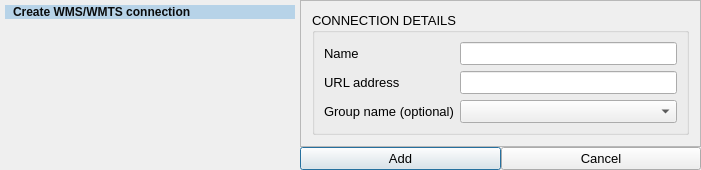
This is Wms_wmts/DODAJ_WMS_WMTS.ui in GIAPspzoo/GIAP_PolaMap_lite as Qt 5 draws it before an edit. The edited form follows.
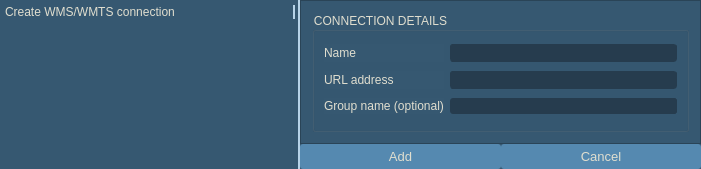
This is the edited form. Icons and pictures are not drawn.

Diff of the .ui file:
```diff
--- a/Wms_wmts/DODAJ_WMS_WMTS.ui
+++ b/Wms_wmts/DODAJ_WMS_WMTS.ui
@@ -36,7 +36,421 @@
     <normaloff>:/plugins/GIAP-PolaMap/icons/giap_logo.png</normaloff>:/plugins/GIAP-PolaMap/icons/giap_logo.png</iconset>
   </property>
   <property name="styleSheet">
-   <string notr="true"/>
+   <string notr="true">* {
+background-color: #365871;
+color:#E0DECF;
+font: 10pt &quot;Segoe UI&quot;;
+}
+QLabel{
+font: 10pt &quot;Segoe UI&quot;;
+color:#E0DECF;
+height: 35px;
+}
+QCheckBox::indicator {
+  width: 13px;
+    height: 13px;
+border: 0px solid #E0DECF;
+}
+QCheckBox::indicator:checked {
+ image: url(:/plugins/GIAP-PolaMap/icons/checked.png);
+  width: 13px;
+    height: 13px;
+}
+QCheckBox::indicator:unchecked {
+ image: url(:/plugins/GIAP-PolaMap/icons/unchecked.png);
+  width: 13px;
+    height: 13px;
+}
+
+QScrollBar:horizontal {
+    height: 15px;
+}
+QScrollBar::handle:horizontal {
+    background: #5589B0;
+    border-radius: 5px;
+    width: 10px;
+    margin: 2px 0 2px 0;
+}
+QScrollBar::add-line:horizontal, QScrollBar::sub-line:horizontal  {
+    border: 1px solid transparent;
+    background: transparent;
+    width: 12px;
+}
+ QScrollBar:vertical {
+     width: 15px;
+ }
+ QScrollBar::handle:vertical {
+     background: #5589B0;
+     height: 10px;
+     border-radius: 5px;
+         margin: 0px 2px 0px 2px;
+ }
+ QScrollBar::add-line:vertical{
+    border: 1px solid transparent;
+     background: transparent;
+     height: 12px;
+ }
+
+ QScrollBar::sub-line:vertical {
+      border: 1px solid transparent;
+     background: transparent;
+     height: 12px;
+ }
+
+QAbstractScrollArea::corner {
+ border: 1px solid transparent;
+width: 0px; 
+height: 0px;
+}
+
+QPushButton {
+padding: 5px;
+}
+
+QLineEdit, QTextEdit{
+border: 1px solid;
+border-radius:3px;
+border-color: #263c4e;
+background-color: #263c4e;
+}
+
+QLineEdit:focus{
+border: solid;
+border-style: solid;
+border-width: 1px;
+border-color: #E0DECF;
+}
+
+QPushButton {
+border: none;
+border-width: 1px;
+border-radius:3px;
+background-color: #5589B0;
+}
+QPushButton:checked {
+background-color: #5589B0;
+border: solid;
+border-width: 1px;
+border-color: #5589B0;
+}
+
+QPushButton:pressed {
+background-color: #5589B0;
+border: solid;
+border-width: 1px;
+border-color:#5589B0;
+}
+QPushButton:hover {
+background-color: #5589B0;
+border-radius: 3px;
+border: solid;
+border-style: solid;
+border-width: 1px;
+border-color: #E0DECF;
+}
+
+QToolButton {
+border: none;
+border-width: 1px;
+border-radius:3px;
+background-color: #5589B0;
+}
+
+QToolButton:checked {
+background-color: #5589B0;
+border: solid;
+border-width: 1px;
+border-color: #5589B0;
+}
+QToolButton:hover {
+background-color: #5589B0;
+border-radius: 3px;
+border: solid;
+border-style: solid;
+border-width: 1px;
+border-color: #E0DECF;
+}
+
+
+QToolButton:pressed {
+background-color: #5589B0;
+border: solid;
+border-width: 1px;
+border-color:#5589B0;
+}
+
+QToolButton::menu, QToolButton::menu-button {
+background-color: #263C4E;
+border: solid;
+border-width: 1px;
+border-color: #5589B0;
+}
+
+QMenu::item:selected {
+background-color:  #5589B0;
+}
+
+QComboBox QListView{
+selection-background-color:  #5589B0;
+    color: #E0DECF;
+     padding: 2px;
+}
+
+QComboBox:editable {
+border: 0px solid #5589B0;
+border-radius: 3px;
+background-color: #263c4e;
+padding: 0px 0px 0px 3px;
+}
+
+QComboBox:editable:focus{
+border: solid;
+border-style: solid;
+border-width: 1px;
+border-color: #E0DECF;
+}
+
+QComboBox:!editable {
+border: 0px solid #5589B0;
+border-radius: 3px;
+background-color: #263c4e;
+padding:0px 3px 0px 3px;
+}
+
+QComboBox:!editable:on {
+background-color: #263c4e;
+border: solid;
+border-width: 1px;
+border-color: #365871;
+padding:0px 5px 0px 3px;
+}
+
+QComboBox::drop-down {
+border-left: solid;
+border-width: 0px;
+background-color: #263c4e;
+border-radius: 3px;
+}
+QComboBox::drop-down:editable:on {
+background-color:#263c4e;
+border: solid;
+border-width: 1px;
+border-color: #263c4e;
+}
+
+QComboBox::drop-down:!editable:on {
+background-color: #263c4e;
+}
+
+QComboBox::down-arrow {
+        image:  url(:/plugins/GIAP-PolaMap/icons/branch-open.png);
+    width: 18px;
+    height: 28px;
+}
+
+QComboBox::down-arrow:hover, QComboBox::down-arrow:pressed{
+border: solid;
+border-width: 0px;
+border-color: #E0DECF;
+border-radius: 3px;
+margin:0px 3px 0px -1px;
+}
+
+QToolTip {
+color:white;
+	font: 9pt &quot;Segoe UI&quot;;
+font-weight: normal;
+border-style: double;
+border: 0.1rem;
+border-radius: 0.3rem;
+background-color:#4F5A63;
+}
+
+Line {
+color: qlineargradient(spread:pad, x1:0, y1:1, x2:0, y2:0, stop:0 rgba(65, 97, 124, 255), stop:1 rgba(90, 135, 172, 255));
+}
+
+QTabBar::tab {
+border-top-left-radius: 3px;
+border-top-right-radius: 3px;
+padding:1px 0px 1px 0px;
+margin-top: 2px;
+color: #E0DECF;
+font-weight: 550;
+}
+
+QTabBar::tab:selected {
+border: 0rem solid;
+border-color:#5589B0;
+margin-bottom: 2px;
+border-bottom: 2px solid #E0DECF;
+font-weight: 650;
+color: #E0DECF;
+}
+QTabBar::tab:hover {
+border: 0rem solid;
+background: transparent;
+margin-bottom: 2px;
+border-bottom: 2px solid #E0DECF;
+font-weight: 650;
+}
+
+QTabBar::tab:!selected {
+border: 0rem solid;
+background: transparent;
+margin-bottom: 2px;
+border-bottom: 2px solid transparent;
+font-weight: 550;
+color: #B3B2A6;
+}
+QTabBar::tab:!selected:hover {
+border: 0rem solid;
+background: transparent;
+margin-bottom: 2px;
+border-bottom: 2px solid #E0DECF;
+font-weight: 550;
+color: #B3B2A6;
+}
+
+QTabBar::tab:last:!selected {
+margin-right: 1px;
+}
+
+QTabWidget::pane {
+border-top:1px solid #B3B2A6;
+border-bottom: 0px solid #B3B2A6;
+}
+
+QTabWidget::tab-bar {
+left: 5px;
+right: 5px;
+}
+
+QTreeView {
+    border: 0rem solid;
+    border-color: #5589B0;
+    margin: 0.2rem;
+   show-decoration-selected: 1;
+}
+
+QTreeView::item,
+QTreeView::branch {
+    color: black;
+     padding:2px;
+}
+
+QTreeView:branch:hover,
+QTreeView:item:hover
+{
+    background-color: #5589B0;
+    color: white;
+}
+
+QTreeView:branch:selected,
+QTreeView:item:selected
+{
+    background-color: #5589B0;
+    color: white;
+}
+
+QTreeView::branch:has-children:!has-siblings:closed,
+QTreeView::branch:closed:has-children:has-siblings {
+        border-image: none;
+        image: url(:/plugins/GIAP-PolaMap/icons/branch-closed.png);
+}
+
+QTreeView::branch:open:has-children:!has-siblings,
+QTreeView::branch:open:has-children:has-siblings  {
+        border-image: none;
+        image:  url(:/plugins/GIAP-PolaMap/icons/branch-open.png);
+}
+
+QProgressBar {
+    border: 0.2rem solid #365871;
+    background-color: #365871;
+    border-radius: 0.3rem;
+    text-align: center;
+    color: white;
+}
+
+QProgressBar::chunk {
+    background-color: #5589B0;
+}
+QSpinBox, QDoubleSpinBox,
+QSpinBox:editable,
+QSpinBox:hover,
+QSpinBox:pressed,
+QDoubleSpinBox:editable,
+QDoubleSpinBox:hover,
+QDoubleSpinBox:pressed {
+    border: 0.1rem solid;
+    border-radius: 0.3rem;
+    border-color: #263c4e;
+background-color: #263c4e;
+}
+QSpinBox:focus, QDoubleSpinBox:focus {
+border-style: solid;
+border-width: 0rem;
+border-color: #E0DECF;
+}
+QSpinBox:disabled, QDoubleSpinBox:disabled {
+  border: none;
+  border-bottom: 0.1rem solid #263c4e;
+  border-radius: 0;
+  background: #263c4e;
+  color: #000000;
+}
+QSpinBox::up-button, QDoubleSpinBox::up-button{
+  subcontrol-origin: border;
+  subcontrol-position: top right;
+  border: 0rem solid white;
+  border-radius: 3;
+  background: #263c4e;
+}
+QSpinBox::down-button, QDoubleSpinBox::down-button {
+  subcontrol-origin: border;
+  subcontrol-position: bottom right;
+  border: 0rem solid white;
+  border-radius: 3;
+  background: #263c4e;
+}
+QSpinBox::down-button:hover, QDoubleSpinBox::down-button:hover, QSpinBox::up-button:hover, QDoubleSpinBox::up-button:hover {
+border: solid;
+border-width: 0.1rem;
+border-color: #E0DECF;
+}
+QSpinBox::up-arrow,QDoubleSpinBox::up-arrow {
+  image: url(:/plugins/GIAP-PolaMap/icons/spinup.png);
+    width: 18px;
+    height: 18px;
+}
+QSpinBox::up-arrow:disabled,
+QSpinBox::up-arrow:off {
+  image: none;
+}
+QSpinBox::down-arrow, QDoubleSpinBox::down-arrow {
+  image: url(:/plugins/GIAP-PolaMap/icons/spindown.png);
+    width: 18px;
+    height: 18px;
+}
+QSpinBox::down-arrow:disabled,
+QSpinBox::down-arrow:off,
+ QDoubleSpinBox::down-arrow:disabled,
+QDoubleSpinBox::down-arrow:off{
+  image: none;
+}
+
+QTableView {
+border:1px solid #2A4457;
+color:white;
+selection-background-color: #6FB1E3;
+ selection-color: white;
+}
+QTableView::item:selected {
+color:white;
+selection-background-color: #6FB1E3;
+selection-color: white;
+}</string>
   </property>
   <property name="sizeGripEnabled">
    <bool>false</bool>
@@ -262,11 +676,16 @@
       <item>
        <widget class="QLabel" name="dodaj_wms_wmts">
         <property name="styleSheet">
-         <string notr="true">   background-color: #b7d3e8;
-   color: #0A0C0D;
-   font-weight: bold;
-   padding-left: 5px;
-   padding-right: 5px;</string>
+         <string notr="true">* {
+background-color: #365871;
+color:#E0DECF;
+font: 10pt &quot;Segoe UI&quot;;
+}
+QLabel{
+font: 10pt &quot;Segoe UI&quot;;
+color:#E0DECF;
+height: 35px;
+}</string>
         </property>
         <property name="text">
          <string>Create WMS/WMTS connection</string>
```
